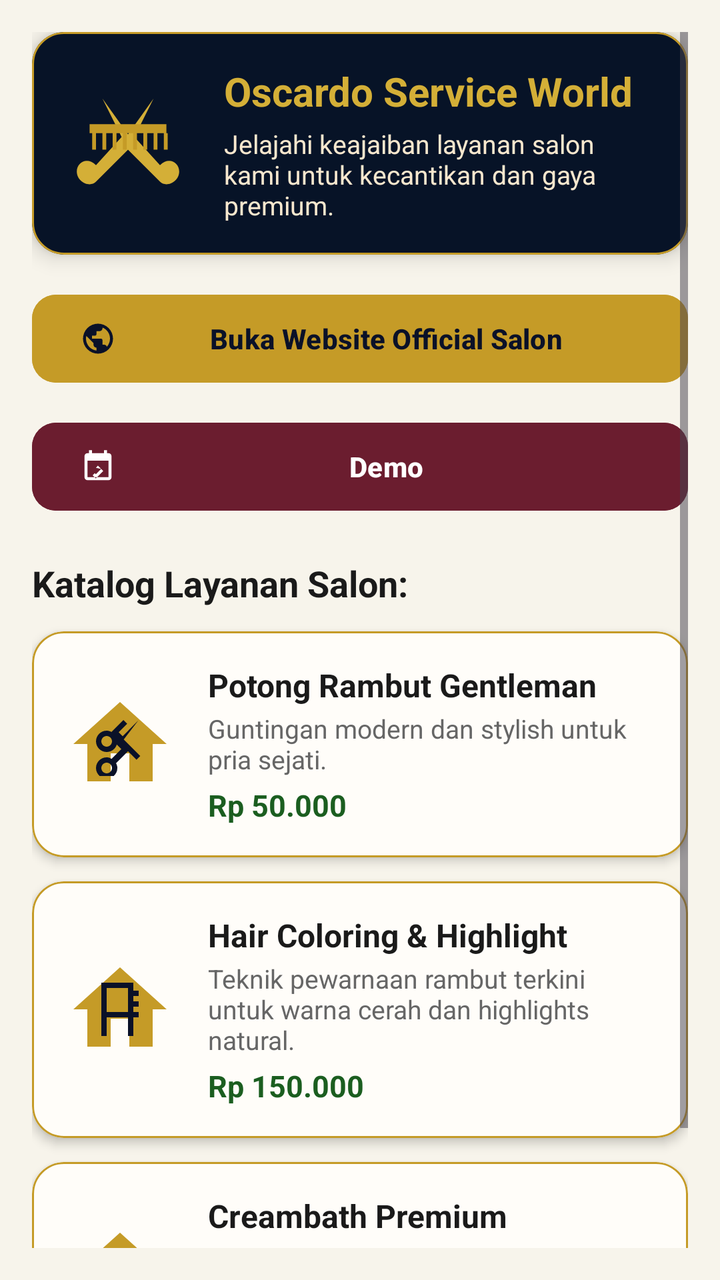
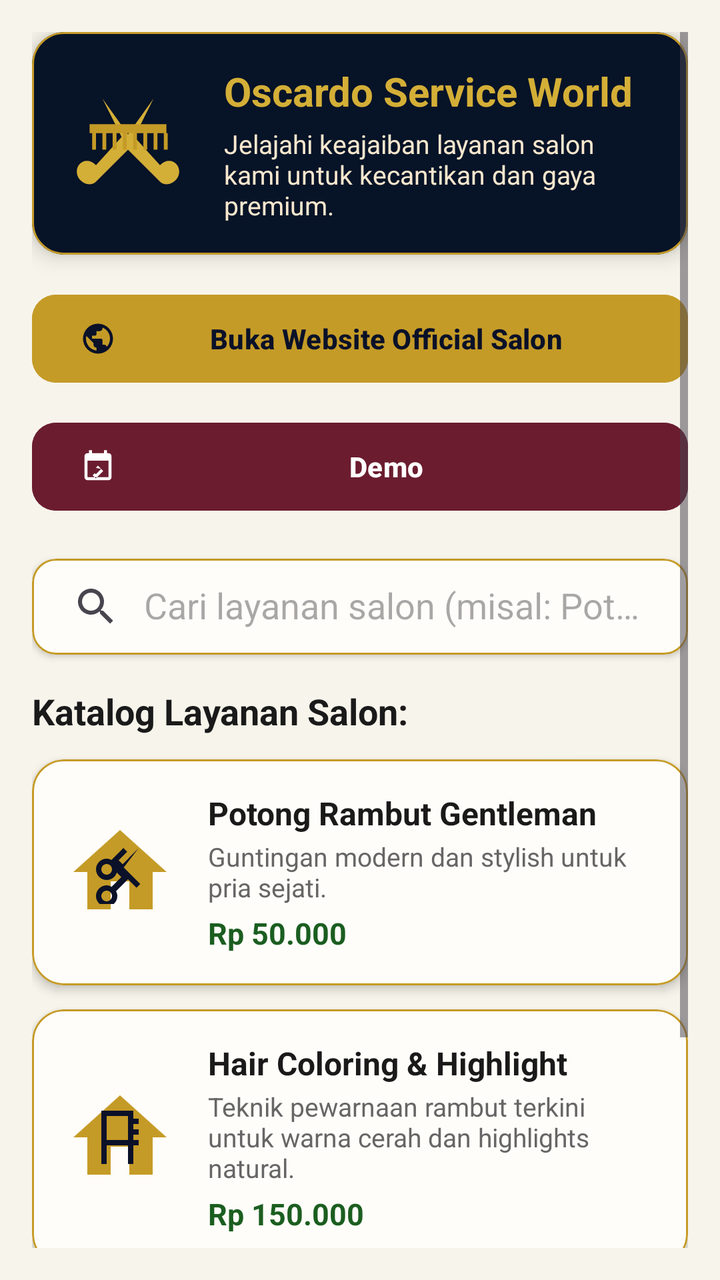

Screens rendered from an Android XML layout before and after an edit, with the pre-edit source and the edit as a unified diff.
<!-- AndroidManifest.xml: application theme Theme.HIKChitato -->
<!-- res/layout/fragment_home.xml -->
<?xml version="1.0" encoding="utf-8"?>
<ScrollView xmlns:android="http://schemas.android.com/apk/res/android"
    xmlns:app="http://schemas.android.com/apk/res-auto"
    android:layout_width="match_parent"
    android:layout_height="match_parent"
    android:background="@color/oscardo_cream_bg"
    android:padding="16dp">

    <LinearLayout
        android:layout_width="match_parent"
        android:layout_height="wrap_content"
        android:orientation="vertical">

        
        <com.google.android.material.card.MaterialCardView
            android:layout_width="match_parent"
            android:layout_height="wrap_content"
            android:layout_marginBottom="16dp"
            app:cardBackgroundColor="@color/oscardo_navy_card"
            app:cardCornerRadius="16dp"
            app:cardElevation="6dp"
            app:strokeColor="@color/oscardo_gold_primary"
            app:strokeWidth="1dp">

            <LinearLayout
                android:layout_width="match_parent"
                android:layout_height="wrap_content"
                android:gravity="center_vertical"
                android:orientation="horizontal"
                android:padding="16dp">

                <ImageView
                    android:layout_width="64dp"
                    android:layout_height="64dp"
                    android:contentDescription="@string/app_name"
                    android:src="@drawable/ic_salon_scissors_comb" />

                <LinearLayout
                    android:layout_width="0dp"
                    android:layout_height="wrap_content"
                    android:layout_marginStart="16dp"
                    android:layout_weight="1"
                    android:orientation="vertical">

                    <TextView
                        android:layout_width="wrap_content"
                        android:layout_height="wrap_content"
                        android:text="Oscardo Service World"
                        android:textColor="@color/oscardo_gold_bright"
                        android:textSize="20sp"
                        android:textStyle="bold" />

                    <TextView
                        android:layout_width="wrap_content"
                        android:layout_height="wrap_content"
                        android:layout_marginTop="4dp"
                        android:text="Jelajahi keajaiban layanan salon kami untuk kecantikan dan gaya premium."
                        android:textColor="@color/oscardo_gold_light"
                        android:textSize="13sp" />

                </LinearLayout>
            </LinearLayout>
        </com.google.android.material.card.MaterialCardView>

        
        <com.google.android.material.button.MaterialButton
            android:id="@+id/btn_open_web"
            android:layout_width="match_parent"
            android:layout_height="52dp"
            android:layout_marginBottom="12dp"
            android:backgroundTint="@color/oscardo_gold_primary"
            android:text="Buka Website Official Salon"
            android:textColor="@color/oscardo_navy_dark"
            android:textStyle="bold"
            app:cornerRadius="12dp"
            app:icon="@drawable/ic_web"
            app:iconTint="@color/oscardo_navy_dark" />

        
        <com.google.android.material.button.MaterialButton
            android:id="@+id/btn_open_fourth"
            android:layout_width="match_parent"
            android:layout_height="52dp"
            android:layout_marginBottom="20dp"
            android:backgroundTint="#6B1D2F"
            android:text="Demo"
            android:textColor="@color/white"
            android:textStyle="bold"
            app:cornerRadius="12dp"
            app:icon="@drawable/ic_interactive"
            app:iconTint="@color/white" />

        <TextView
            android:layout_width="wrap_content"
            android:layout_height="wrap_content"
            android:layout_marginBottom="12dp"
            android:text="Katalog Layanan Salon:"
            android:textColor="@color/oscardo_text_dark"
            android:textSize="18sp"
            android:textStyle="bold" />

        
        <com.google.android.material.card.MaterialCardView
            android:id="@+id/card_service_1"
            android:layout_width="match_parent"
            android:layout_height="wrap_content"
            android:layout_marginBottom="12dp"
            app:cardBackgroundColor="@color/oscardo_card_cream"
            app:cardCornerRadius="16dp"
            app:cardElevation="3dp"
            app:strokeColor="@color/oscardo_gold_primary"
            app:strokeWidth="1dp">

            <LinearLayout
                android:layout_width="match_parent"
                android:layout_height="wrap_content"
                android:gravity="center_vertical"
                android:orientation="horizontal"
                android:padding="16dp">

                <ImageView
                    android:layout_width="56dp"
                    android:layout_height="56dp"
                    android:background="@drawable/ic_home"
                    android:backgroundTint="@color/oscardo_gold_primary"
                    android:contentDescription="Gentleman Cut"
                    android:padding="12dp"
                    android:src="@drawable/ic_scissors" />

                <LinearLayout
                    android:layout_width="0dp"
                    android:layout_height="wrap_content"
                    android:layout_marginStart="16dp"
                    android:layout_weight="1"
                    android:orientation="vertical">

                    <TextView
                        android:layout_width="wrap_content"
                        android:layout_height="wrap_content"
                        android:text="Potong Rambut Gentleman"
                        android:textColor="@color/oscardo_text_dark"
                        android:textSize="16sp"
                        android:textStyle="bold" />

                    <TextView
                        android:layout_width="wrap_content"
                        android:layout_height="wrap_content"
                        android:layout_marginTop="2dp"
                        android:text="Guntingan modern dan stylish untuk pria sejati."
                        android:textColor="@color/oscardo_text_secondary"
                        android:textSize="13sp" />

                    <TextView
                        android:layout_width="wrap_content"
                        android:layout_height="wrap_content"
                        android:layout_marginTop="4dp"
                        android:text="Rp 50.000"
                        android:textColor="@color/oscardo_green_price"
                        android:textSize="15sp"
                        android:textStyle="bold" />
                </LinearLayout>
            </LinearLayout>
        </com.google.android.material.card.MaterialCardView>

        
        <com.google.android.material.card.MaterialCardView
            android:id="@+id/card_service_2"
            android:layout_width="match_parent"
            android:layout_height="wrap_content"
            android:layout_marginBottom="12dp"
            app:cardBackgroundColor="@color/oscardo_card_cream"
            app:cardCornerRadius="16dp"
            app:cardElevation="3dp"
            app:strokeColor="@color/oscardo_gold_primary"
            app:strokeWidth="1dp">

            <LinearLayout
                android:layout_width="match_parent"
                android:layout_height="wrap_content"
                android:gravity="center_vertical"
                android:orientation="horizontal"
                android:padding="16dp">

                <ImageView
                    android:layout_width="56dp"
                    android:layout_height="56dp"
                    android:background="@drawable/ic_home"
                    android:backgroundTint="@color/oscardo_gold_primary"
                    android:contentDescription="Hair Color"
                    android:padding="12dp"
                    android:src="@drawable/ic_hair_color" />

                <LinearLayout
                    android:layout_width="0dp"
                    android:layout_height="wrap_content"
                    android:layout_marginStart="16dp"
                    android:layout_weight="1"
                    android:orientation="vertical">

                    <TextView
                        android:layout_width="wrap_content"
                        android:layout_height="wrap_content"
                        android:text="Hair Coloring &amp; Highlight"
                        android:textColor="@color/oscardo_text_dark"
                        android:textSize="16sp"
                        android:textStyle="bold" />

                    <TextView
                        android:layout_width="wrap_content"
                        android:layout_height="wrap_content"
                        android:layout_marginTop="2dp"
                        android:text="Teknik pewarnaan rambut terkini untuk warna cerah dan highlights natural."
                        android:textColor="@color/oscardo_text_secondary"
                        android:textSize="13sp" />

                    <TextView
                        android:layout_width="wrap_content"
                        android:layout_height="wrap_content"
                        android:layout_marginTop="4dp"
                        android:text="Rp 150.000"
                        android:textColor="@color/oscardo_green_price"
                        android:textSize="15sp"
                        android:textStyle="bold" />
                </LinearLayout>
            </LinearLayout>
        </com.google.android.material.card.MaterialCardView>

        
        <com.google.android.material.card.MaterialCardView
            android:id="@+id/card_service_3"
            android:layout_width="match_parent"
            android:layout_height="wrap_content"
            android:layout_marginBottom="16dp"
            app:cardBackgroundColor="@color/oscardo_card_cream"
            app:cardCornerRadius="16dp"
            app:cardElevation="3dp"
            app:strokeColor="@color/oscardo_gold_primary"
            app:strokeWidth="1dp">

            <LinearLayout
                android:layout_width="match_parent"
                android:layout_height="wrap_content"
                android:gravity="center_vertical"
                android:orientation="horizontal"
                android:padding="16dp">

                <ImageView
                    android:layout_width="56dp"
                    android:layout_height="56dp"
                    android:background="@drawable/ic_home"
                    android:backgroundTint="@color/oscardo_gold_primary"
                    android:contentDescription="Creambath"
                    android:padding="12dp"
                    android:src="@drawable/ic_creambath" />

                <LinearLayout
                    android:layout_width="0dp"
                    android:layout_height="wrap_content"
                    android:layout_marginStart="16dp"
                    android:layout_weight="1"
                    android:orientation="vertical">

                    <TextView
                        android:layout_width="wrap_content"
                        android:layout_height="wrap_content"
                        android:text="Creambath Premium"
                        android:textColor="@color/oscardo_text_dark"
                        android:textSize="16sp"
                        android:textStyle="bold" />

                    <TextView
                        android:layout_width="wrap_content"
                        android:layout_height="wrap_content"
                        android:layout_marginTop="2dp"
                        android:text="Perawatan rambut mendalam dengan krim pilihan dan pijatan relaksasi."
                        android:textColor="@color/oscardo_text_secondary"
                        android:textSize="13sp" />

                    <TextView
                        android:layout_width="wrap_content"
                        android:layout_height="wrap_content"
                        android:layout_marginTop="4dp"
                        android:text="Rp 85.000"
                        android:textColor="@color/oscardo_green_price"
                        android:textSize="15sp"
                        android:textStyle="bold" />
                </LinearLayout>
            </LinearLayout>
        </com.google.android.material.card.MaterialCardView>

    </LinearLayout>
</ScrollView>
<!-- resources referenced by this layout -->
<resources>
  <color name="oscardo_card_cream">#FFFDF9</color>
  <color name="oscardo_cream_bg">#F7F4EB</color>
  <color name="oscardo_gold_bright">#D4AF37</color>
  <color name="oscardo_gold_light">#F7E7CE</color>
  <color name="oscardo_gold_primary">#C59B27</color>
  <color name="oscardo_green_price">#1B5E20</color>
  <color name="oscardo_navy_card">#071327</color>
  <color name="oscardo_navy_dark">#0A1128</color>
  <color name="oscardo_text_dark">#1A1A1A</color>
  <color name="oscardo_text_secondary">#666666</color>
  <color name="white">#FFFFFFFF</color>
  <!-- drawable ic_creambath (drawable) -->
  <vector xmlns:android="http://schemas.android.com/apk/res/android"
      android:width="48dp"
      android:height="48dp"
      android:viewportWidth="24"
      android:viewportHeight="24">
      <path
          android:fillColor="#0A1128"
          android:pathData="M12,2A5,5 0 0,0 7,7C7,8.6 7.8,10 9,10.9V13H15V10.9C16.2,10 17,8.6 17,7A5,5 0 0,0 12,2M12,4A3,3 0 0,1 15,7C15,8.7 13.7,10 12,10A3,3 0 0,1 9,7A3,3 0 0,1 12,4M4,15V17H20V15H4M6,18V20H18V18H6Z" />
  </vector>
  <!-- drawable ic_hair_color (drawable) -->
  <vector xmlns:android="http://schemas.android.com/apk/res/android"
      android:width="48dp"
      android:height="48dp"
      android:viewportWidth="24"
      android:viewportHeight="24">
      <path
          android:fillColor="#0A1128"
          android:pathData="M7,2H17V5H19V7H17V9H19V11H17V13H19V15H17V22H15V15H7V22H5V2H7ZM7,4V13H15V4H7Z" />
  </vector>
  <!-- drawable ic_home (drawable) -->
  <vector xmlns:android="http://schemas.android.com/apk/res/android"
      android:width="24dp"
      android:height="24dp"
      android:viewportWidth="24"
      android:viewportHeight="24">
      <path
          android:fillColor="#D4AF37"
          android:pathData="M10,20V14H14V20H19V12H22L12,3L2,12H5V20H10Z" />
  </vector>
  <!-- drawable ic_interactive (drawable) -->
  <vector xmlns:android="http://schemas.android.com/apk/res/android"
      android:width="24dp"
      android:height="24dp"
      android:viewportWidth="24"
      android:viewportHeight="24">
      <path
          android:fillColor="#D4AF37"
          android:pathData="M19,3H18V1H16V3H8V1H6V3H5C3.89,3 3,3.9 3,5V19A2,2 0 0,0 5,21H19A2,2 0 0,0 21,19V5C21,3.9 20.1,3 19,3M19,19H5V8H19V19M10.56,12.78L11.97,11.36L15.5,14.9L10.56,19.84L8.44,17.72L9.85,16.3L10.56,17.01L14.09,13.48L10.56,12.78Z" />
  </vector>
  <!-- drawable ic_web (drawable) -->
  <vector xmlns:android="http://schemas.android.com/apk/res/android"
      android:width="24dp"
      android:height="24dp"
      android:viewportWidth="24"
      android:viewportHeight="24">
      <path
          android:fillColor="#D4AF37"
          android:pathData="M12,2A10,10 0 0,0 2,12A10,10 0 0,0 12,22A10,10 0 0,0 22,12A10,10 0 0,0 12,2M11,19.93C7.05,19.44 4,16.08 4,12C4,11.38 4.08,10.78 4.21,10.21L9,15V16A2,2 0 0,0 11,18V19.93M17.9,17.39C17.64,16.58 16.9,16 16,16H15V13A1,1 0 0,0 14,12H8V10H10A1,1 0 0,0 11,9V7H13A2,2 0 0,0 15,5V4.59C17.93,5.77 20,8.64 20,12C20,14.08 19.2,15.97 17.9,17.39Z" />
  </vector>
  <string name="app_name">Salon Oscardo</string>
  <style name="Theme.HIKChitato" parent="Base.Theme.HIKChitato" />
  <color name="oscardo_navy_medium">#0F1C2E</color>
  <style name="Widget.Oscardo.Toolbar" parent="Widget.Material3.Toolbar">
          <item name="titleTextColor">@color/oscardo_gold_bright</item>
          <item name="subtitleTextColor">@color/oscardo_gold_light</item>
          <item name="background">@color/oscardo_navy_dark</item>
      </style>
  <!-- unchanged entries left out for length: 3 -->
</resources>

<!-- the commit's change to res/layout/fragment_home.xml (unified diff, before → after) -->
@@ -90,6 +90,25 @@
             app:icon="@drawable/ic_interactive"
             app:iconTint="@color/white" />
 
+        
+        <com.google.android.material.card.MaterialCardView
+            android:layout_width="match_parent"
+            android:layout_height="wrap_content"
+            android:layout_marginBottom="16dp"
+            app:cardBackgroundColor="@color/oscardo_card_cream"
+            app:cardCornerRadius="12dp"
+            app:cardElevation="2dp"
+            app:strokeColor="@color/oscardo_gold_primary"
+            app:strokeWidth="1dp">
+
+            <androidx.appcompat.widget.SearchView
+                android:id="@+id/search_view_service"
+                android:layout_width="match_parent"
+                android:layout_height="wrap_content"
+                app:iconifiedByDefault="false"
+                app:queryHint="Cari layanan salon (misal: Potong, Hair)..." />
+        </com.google.android.material.card.MaterialCardView>
+
         <TextView
             android:layout_width="wrap_content"
             android:layout_height="wrap_content"
@@ -288,5 +307,18 @@
             </LinearLayout>
         </com.google.android.material.card.MaterialCardView>
 
+        
+        <TextView
+            android:id="@+id/tv_empty_search"
+            android:layout_width="match_parent"
+            android:layout_height="wrap_content"
+            android:layout_marginTop="8dp"
+            android:layout_marginBottom="16dp"
+            android:gravity="center"
+            android:text="Layanan salon yang Anda cari tidak ditemukan."
+            android:textColor="@color/oscardo_text_secondary"
+            android:textSize="14sp"
+            android:visibility="gone" />
+
     </LinearLayout>
 </ScrollView>
